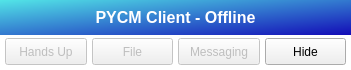
Above: Client/UI/MainUI.ui from yang-zhongtian/PYCM before the change. Below: the same form after it.
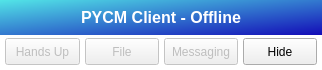
That is the form after the change. Icons and pictures are not drawn.

```diff
--- a/Client/UI/MainUI.ui
+++ b/Client/UI/MainUI.ui
@@ -6,7 +6,7 @@
    <rect>
     <x>0</x>
     <y>0</y>
-    <width>351</width>
+    <width>322</width>
     <height>70</height>
    </rect>
   </property>
```
Left out of the diff: 28 changed lines with no effect on the pictures.
